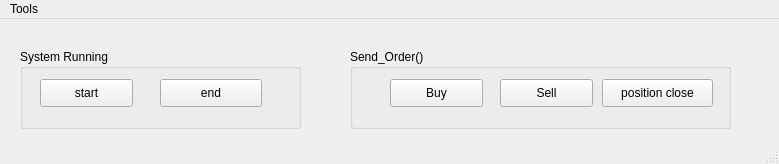
This is MainWindow2.ui in KevinFire2030/200 as Qt 5 draws it before an edit. The edited form follows.
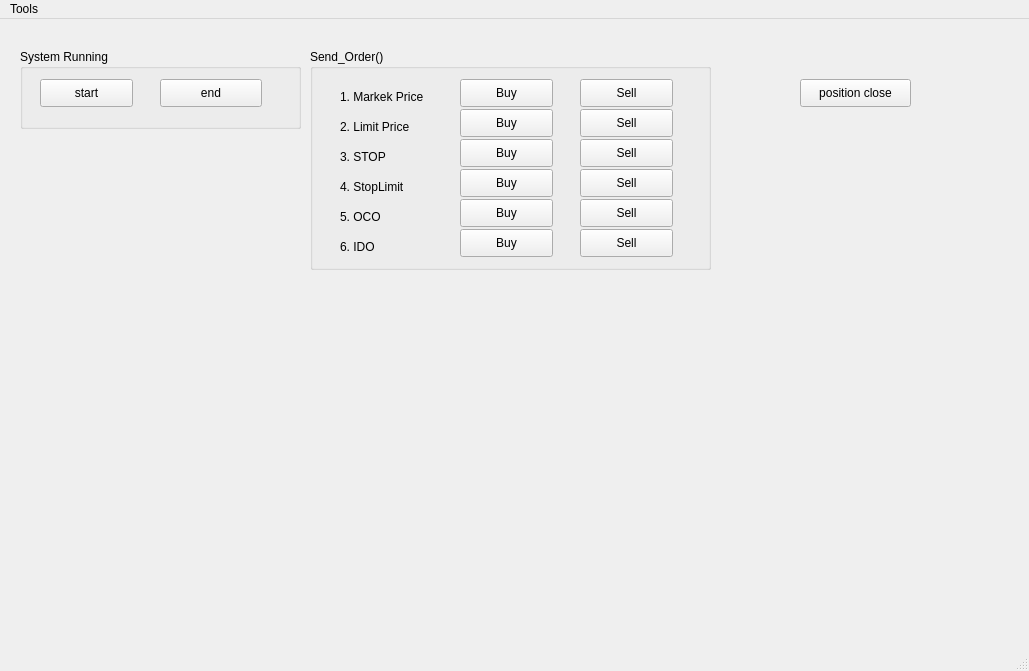
This is the edited form.

Commit message: send_order 구현 - 6가지 주문 방식

Patch:
```diff
--- a/MainWindow2.ui
+++ b/MainWindow2.ui
@@ -6,44 +6,18 @@
    <rect>
     <x>0</x>
     <y>0</y>
-    <width>779</width>
-    <height>164</height>
+    <width>1029</width>
+    <height>671</height>
    </rect>
   </property>
   <property name="windowTitle">
    <string>Fire2025</string>
   </property>
   <widget class="QWidget" name="centralwidget">
-   <widget class="QPushButton" name="pushButton">
-    <property name="geometry">
-     <rect>
-      <x>390</x>
-      <y>60</y>
-      <width>93</width>
-      <height>28</height>
-     </rect>
-    </property>
-    <property name="text">
-     <string>Buy</string>
-    </property>
-   </widget>
-   <widget class="QPushButton" name="pushButton_2">
-    <property name="geometry">
-     <rect>
-      <x>500</x>
-      <y>60</y>
-      <width>93</width>
-      <height>28</height>
-     </rect>
-    </property>
-    <property name="text">
-     <string>Sell</string>
-    </property>
-   </widget>
    <widget class="QPushButton" name="pushButton_3">
     <property name="geometry">
      <rect>
-      <x>602</x>
+      <x>800</x>
       <y>60</y>
       <width>111</width>
       <height>28</height>
@@ -95,15 +69,249 @@
    <widget class="QGroupBox" name="groupBox_2">
     <property name="geometry">
      <rect>
-      <x>350</x>
+      <x>310</x>
       <y>30</y>
-      <width>381</width>
-      <height>80</height>
+      <width>401</width>
+      <height>221</height>
      </rect>
     </property>
     <property name="title">
      <string>Send_Order()</string>
     </property>
+    <widget class="QPushButton" name="pushButton_2">
+     <property name="geometry">
+      <rect>
+       <x>270</x>
+       <y>30</y>
+       <width>93</width>
+       <height>28</height>
+      </rect>
+     </property>
+     <property name="text">
+      <string>Sell</string>
+     </property>
+    </widget>
+    <widget class="QPushButton" name="pushButton">
+     <property name="geometry">
+      <rect>
+       <x>150</x>
+       <y>30</y>
+       <width>93</width>
+       <height>28</height>
+      </rect>
+     </property>
+     <property name="text">
+      <string>Buy</string>
+     </property>
+    </widget>
+    <widget class="QLabel" name="label">
+     <property name="geometry">
+      <rect>
+       <x>30</x>
+       <y>40</y>
+       <width>101</width>
+       <height>16</height>
+      </rect>
+     </property>
+     <property name="text">
+      <string>1. Markek Price</string>
+     </property>
+    </widget>
+    <widget class="QLabel" name="label_2">
+     <property name="geometry">
+      <rect>
+       <x>30</x>
+       <y>70</y>
+       <width>101</width>
+       <height>16</height>
+      </rect>
+     </property>
+     <property name="text">
+      <string>2. Limit Price</string>
+     </property>
+    </widget>
+    <widget class="QPushButton" name="pushButton_6">
+     <property name="geometry">
+      <rect>
+       <x>150</x>
+       <y>60</y>
+       <width>93</width>
+       <height>28</height>
+      </rect>
+     </property>
+     <property name="text">
+      <string>Buy</string>
+     </property>
+    </widget>
+    <widget class="QPushButton" name="pushButton_7">
+     <property name="geometry">
+      <rect>
+       <x>270</x>
+       <y>60</y>
+       <width>93</width>
+       <height>28</height>
+      </rect>
+     </property>
+     <property name="text">
+      <string>Sell</string>
+     </property>
+    </widget>
+    <widget class="QLabel" name="label_3">
+     <property name="geometry">
+      <rect>
+       <x>30</x>
+       <y>100</y>
+       <width>101</width>
+       <height>16</height>
+      </rect>
+     </property>
+     <property name="text">
+      <string>3. STOP</string>
+     </property>
+    </widget>
+    <widget class="QLabel" name="label_4">
+     <property name="geometry">
+      <rect>
+       <x>30</x>
+       <y>130</y>
+       <width>101</width>
+       <height>16</height>
+      </rect>
+     </property>
+     <property name="text">
+      <string>4. StopLimit</string>
+     </property>
+    </widget>
+    <widget class="QLabel" name="label_5">
+     <property name="geometry">
+      <rect>
+       <x>30</x>
+       <y>160</y>
+       <width>101</width>
+       <height>16</height>
+      </rect>
+     </property>
+     <property name="text">
+      <string>5. OCO</string>
+     </property>
+    </widget>
+    <widget class="QLabel" name="label_6">
+     <property name="geometry">
+      <rect>
+       <x>30</x>
+       <y>190</y>
+       <width>101</width>
+       <height>16</height>
+      </rect>
+     </property>
+     <property name="text">
+      <string>6. IDO</string>
+     </property>
+    </widget>
+    <widget class="QPushButton" name="pushButton_8">
+     <property name="geometry">
+      <rect>
+       <x>150</x>
+       <y>90</y>
+       <width>93</width>
+       <height>28</height>
+      </rect>
+     </property>
+     <property name="text">
+      <string>Buy</string>
+     </property>
+    </widget>
+    <widget class="QPushButton" name="pushButton_9">
+     <property name="geometry">
+      <rect>
+       <x>270</x>
+       <y>90</y>
+       <width>93</width>
+       <height>28</height>
+      </rect>
+     </property>
+     <property name="text">
+      <string>Sell</string>
+     </property>
+    </widget>
+    <widget class="QPushButton" name="pushButton_10">
+     <property name="geometry">
+      <rect>
+       <x>150</x>
+       <y>120</y>
+       <width>93</width>
+       <height>28</height>
+      </rect>
+     </property>
+     <property name="text">
+      <string>Buy</string>
+     </property>
+    </widget>
+    <widget class="QPushButton" name="pushButton_11">
+     <property name="geometry">
+      <rect>
+       <x>270</x>
+       <y>120</y>
+       <width>93</width>
+       <height>28</height>
+      </rect>
+     </property>
+     <property name="text">
+      <string>Sell</string>
+     </property>
+    </widget>
+    <widget class="QPushButton" name="pushButton_12">
+     <property name="geometry">
+      <rect>
+       <x>150</x>
+       <y>150</y>
+       <width>93</width>
+       <height>28</height>
+      </rect>
+     </property>
+     <property name="text">
+      <string>Buy</string>
+     </property>
+    </widget>
+    <widget class="QPushButton" name="pushButton_13">
+     <property name="geometry">
+      <rect>
+       <x>270</x>
+       <y>150</y>
+       <width>93</width>
+       <height>28</height>
+      </rect>
+     </property>
+     <property name="text">
+      <string>Sell</string>
+     </property>
+    </widget>
+    <widget class="QPushButton" name="pushButton_14">
+     <property name="geometry">
+      <rect>
+       <x>150</x>
+       <y>180</y>
+       <width>93</width>
+       <height>28</height>
+      </rect>
+     </property>
+     <property name="text">
+      <string>Buy</string>
+     </property>
+    </widget>
+    <widget class="QPushButton" name="pushButton_15">
+     <property name="geometry">
+      <rect>
+       <x>270</x>
+       <y>180</y>
+       <width>93</width>
+       <height>28</height>
+      </rect>
+     </property>
+     <property name="text">
+      <string>Sell</string>
+     </property>
+    </widget>
    </widget>
    <zorder>groupBox_2</zorder>
    <zorder>groupBox</zorder>
@@ -118,7 +326,7 @@
     <rect>
      <x>0</x>
      <y>0</y>
-     <width>779</width>
+     <width>1029</width>
      <height>26</height>
     </rect>
    </property>
```
Left out of the diff: 2 changed lines with no effect on the pictures. The commit also changes 1 other file.
